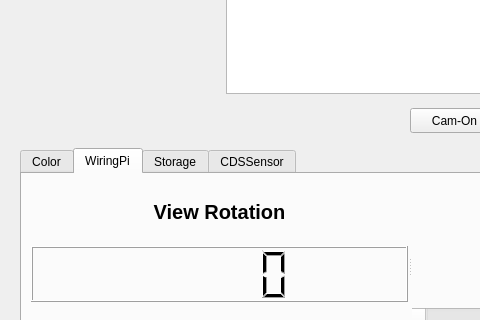
The window that mainwindow.ui (gdabba-WORK/Qt5_openCV4_raspberryPi3-for-RP3) describes before a commit, drawn with Qt 5; both pictures show x 0 to 480 and y 252 to 572 of the 900 by 660 pixel window.
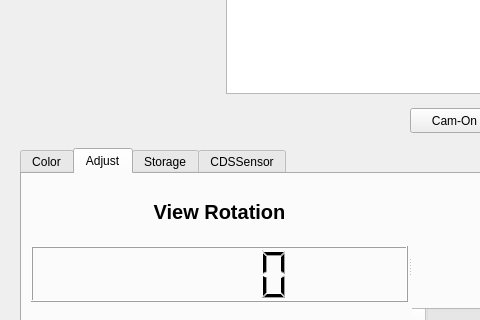
The same window after the commit. The open tabs and pages were chosen to show the change.

```diff
--- a/mainwindow.ui
+++ b/mainwindow.ui
@@ -215,7 +215,7 @@
     </widget>
     <widget class="QWidget" name="tab_adjust">
      <attribute name="title">
-      <string>WiringPi</string>
+      <string>Adjust</string>
      </attribute>
      <layout class="QGridLayout" name="gridLayout_2">
       <item row="0" column="0">
```
Left out of the diff: 2 changed lines with no effect on the pictures.
